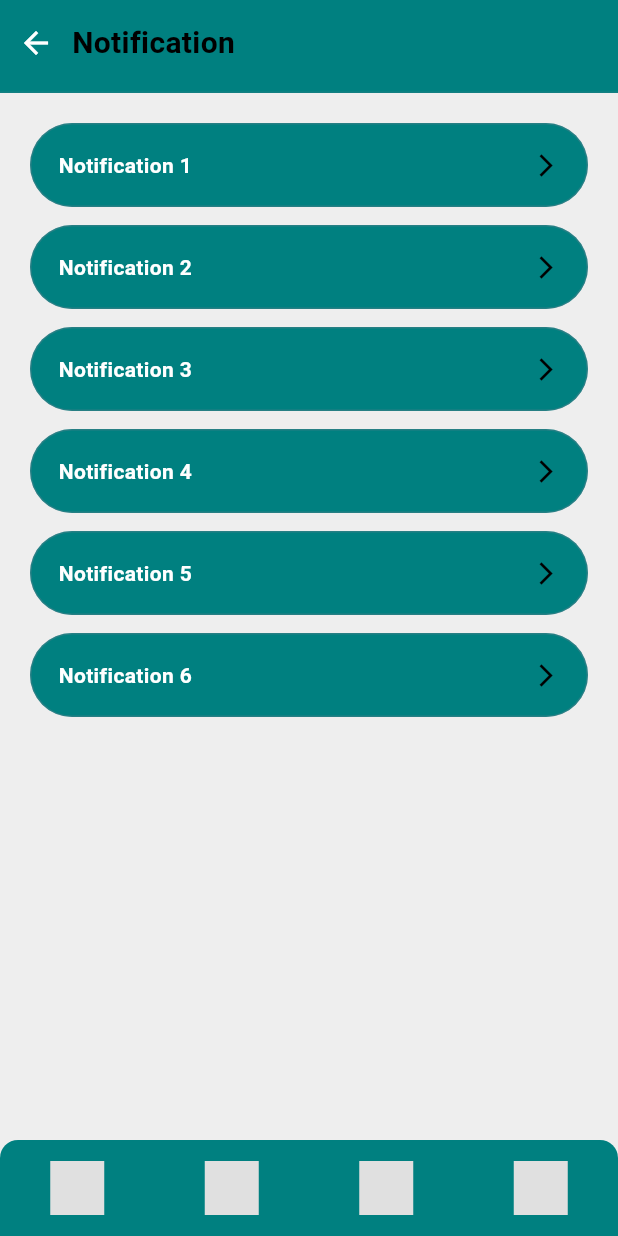
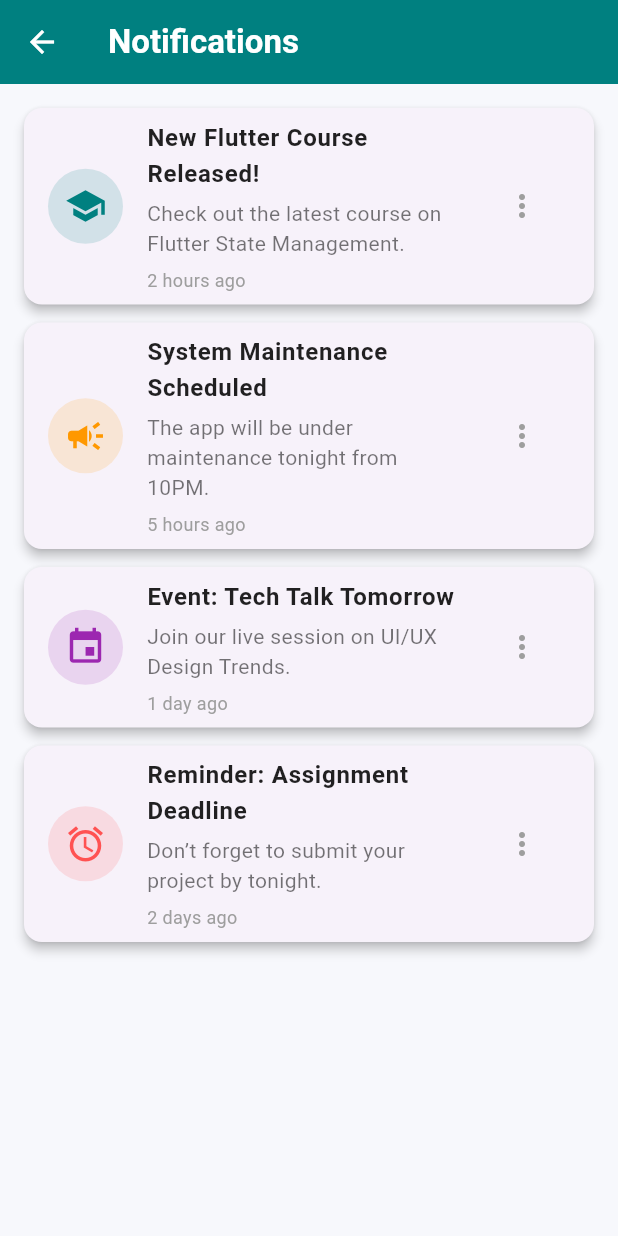
Before and after one commit to IsratJahanSamiha/UpSkillU, a Flutter app: the NotificationPage screen opened directly, on a phone screen of 412 x 824 dp. Run offline on Flutter 3.47's test engine with Material 3 defaults, Android fonts, the phone set to English and light mode, and no system bars.

Commit message:
I got lot of errors and there use stateless widgets as I want statefull widget I change the whole code that Aroon gave. update with new code with same wireframe. update color similar with course page. actually I used gradient color for course page and courseDetails page.\n I aslo update whole code of notification page with new modified code.

```diff
--- a/lib/notification.dart
+++ b/lib/notification.dart
@@ -1,93 +1,160 @@
 import 'package:flutter/material.dart';
 
-class NotificationPage extends StatelessWidget {
-  static const Color mainPurple = Color(0xFF008080);
-  const NotificationPage({Key? key}) : super(key: key);
+class NotificationPage extends StatefulWidget {
+  const NotificationPage({super.key});
+
+  @override
+  State<NotificationPage> createState() => _NotificationPageState();
+}
+
+class _NotificationPageState extends State<NotificationPage> {
+  // 🔔 Sample Notifications List
+  final List<Map<String, dynamic>> notifications = [
+    {
+      'title': 'New Flutter Course Released!',
+      'message': 'Check out the latest course on Flutter State Management.',
+      'time': '2 hours ago',
+      'type': 'course',
+    },
+    {
+      'title': 'System Maintenance Scheduled',
+      'message': 'The app will be under maintenance tonight from 10PM.',
+      'time': '5 hours ago',
+      'type': 'announcement',
+    },
+    {
+      'title': 'Event: Tech Talk Tomorrow',
+      'message': 'Join our live session on UI/UX Design Trends.',
+      'time': '1 day ago',
+      'type': 'event',
+    },
+    {
+      'title': 'Reminder: Assignment Deadline',
+      'message': 'Don’t forget to submit your project by tonight.',
+      'time': '2 days ago',
+      'type': 'reminder',
+    },
+  ];
+
+  IconData _getIcon(String type) {
+    switch (type) {
+      case 'course':
+        return Icons.school;
+      case 'announcement':
+        return Icons.campaign;
+      case 'event':
+        return Icons.event;
+      case 'reminder':
+        return Icons.alarm;
+      default:
+        return Icons.notifications;
+    }
+  }
+
+  Color _getColor(String type) {
+    switch (type) {
+      case 'course':
+        return const Color(0xFF008080);
+      case 'announcement':
+        return Colors.orange;
+      case 'event':
+        return Colors.purple;
+      case 'reminder':
+        return Colors.redAccent;
+      default:
+        return Colors.grey;
+    }
+  }
 
   @override
   Widget build(BuildContext context) {
-    final List<String> items = List.generate(6, (i) => 'Notification ${i + 1}');
+    return Scaffold(
+      backgroundColor: const Color(0xFFF7F8FC),
 
-    return Scaffold(
-      backgroundColor: Colors.grey[200],
-      body: SafeArea(
-        child: Column(
-          children: [
-            // header with back arrow and title
-            Container(
-              width: double.infinity,
-              decoration: BoxDecoration(
-                color: mainPurple,
-                border: Border(bottom: BorderSide(color: Colors.blueGrey.withOpacity(0.2))),
+      appBar: AppBar(
+        backgroundColor: const Color(0xFF008080),
+        elevation: 0,
+        leading: IconButton(
+          icon: const Icon(Icons.arrow_back, color: Colors.white),
+          onPressed: () => Navigator.pop(context),
         ),
-              padding: const EdgeInsets.fromLTRB(12, 14, 12, 18),
-              child: Row(
-                children: [
-                  GestureDetector(
-                    onTap: () => Navigator.pop(context),
-                    child: const Icon(Icons.arrow_back, color: Colors.white),
+        title: const Text(
+          'Notifications',
+          style: TextStyle(
+            fontWeight: FontWeight.bold,
+            color: Colors.white,
           ),
-                  const SizedBox(width: 12),
-                  const Text('Notification', style: TextStyle(fontSize: 20, fontWeight: FontWeight.bold, color: Colors.black)),
-                ],
         ),
       ),
 
-            const SizedBox(height: 12),
+      body: notifications.isEmpty
+          ? const Center(
+        child: Text(
+          'No new notifications 😊',
+          style: TextStyle(
+            fontSize: 18,
+            color: Colors.grey,
+            fontWeight: FontWeight.w500,
+          ),
+        ),
+      )
+          : ListView.builder(
+        padding: const EdgeInsets.all(16),
+        itemCount: notifications.length,
+        itemBuilder: (context, index) {
+          final item = notifications[index];
+          final icon = _getIcon(item['type']);
+          final color = _getColor(item['type']);
 
-            // list of rounded notification tiles
-            Expanded(
-              child: ListView.separated(
-                padding: const EdgeInsets.symmetric(horizontal: 20, vertical: 8),
-                itemCount: items.length,
-                separatorBuilder: (_, __) => const SizedBox(height: 12),
-                itemBuilder: (context, index) {
-                  return GestureDetector(
-                    onTap: () {
-                      // placeholder: you can navigate to detail if needed
-                    },
-                    child: Container(
-                      height: 56,
-                      decoration: BoxDecoration(
-                        color: mainPurple,
-                        borderRadius: BorderRadius.circular(28),
-                        border: Border.all(color: Colors.blueGrey.withOpacity(0.4)),
+          return Card(
+            margin: const EdgeInsets.only(bottom: 12),
+            shape: RoundedRectangleBorder(
+              borderRadius: BorderRadius.circular(12),
             ),
-                      padding: const EdgeInsets.symmetric(horizontal: 18),
-                      child: Row(
+            elevation: 3,
+            child: ListTile(
+              leading: CircleAvatar(
+                backgroundColor: color.withOpacity(0.15),
+                radius: 25,
+                child: Icon(icon, color: color, size: 28),
+              ),
+              title: Text(
+                item['title'],
+                style: const TextStyle(
+                  fontWeight: FontWeight.bold,
+                  fontSize: 16,
+                  color: Colors.black87,
+                ),
+              ),
+              subtitle: Column(
+                crossAxisAlignment: CrossAxisAlignment.start,
                 children: [
-                          Expanded(
-                            child: Text(items[index], style: const TextStyle(color: Colors.white, fontWeight: FontWeight.w600)),
+                  const SizedBox(height: 4),
+                  Text(
+                    item['message'],
+                    style: const TextStyle(
+                      fontSize: 14,
+                      color: Colors.black54,
                     ),
-                          const Icon(Icons.arrow_forward_ios, color: Colors.black, size: 18),
+                  ),
+                  const SizedBox(height: 6),
+                  Text(
+                    item['time'],
+                    style: const TextStyle(
+                      fontSize: 12,
+                      color: Colors.grey,
+                    ),
+                  ),
                 ],
+              ),
+              trailing: IconButton(
+                icon: const Icon(Icons.more_vert, color: Colors.grey),
+                onPressed: () {},
               ),
             ),
           );
         },
       ),
-            ),
-
-            // footer similar to home footer (small)
-            Container(
-              height: 64,
-              decoration: const BoxDecoration(
-                color: mainPurple,
-                borderRadius: BorderRadius.only(topLeft: Radius.circular(12), topRight: Radius.circular(12)),
-              ),
-              child: Row(
-                mainAxisAlignment: MainAxisAlignment.spaceAround,
-                children: [
-                  Container(width: 36, height: 36, color: Colors.grey[300]),
-                  Container(width: 36, height: 36, color: Colors.grey[300]),
-                  Container(width: 36, height: 36, color: Colors.grey[300]),
-                  Container(width: 36, height: 36, color: Colors.grey[300]),
-                ],
-              ),
-            ),
-          ],
-        ),
-      ),
     );
   }
 }
--- a/lib/profile.dart
+++ b/lib/profile.dart
@@ -1,7 +1,7 @@
 import 'package:flutter/material.dart';
 
 class ProfilePage extends StatelessWidget {
-  static const Color mainPurple = Color(0xFFA5A6F6);
+  static const Color mainPurple = Color(0xFF008080);
 
   const ProfilePage({Key? key}) : super(key: key);
 
```
Also changed, not shown: lib/home.dart (+91 -27 lines), 5 other files. Lines whose indentation alone changed are shown as unchanged.
